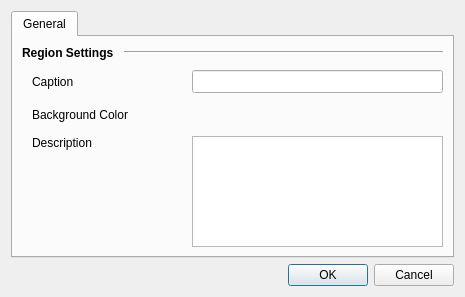
Qt form src/Gui/ModelEditors/dialogModelRegionEditor.ui (Atlantic18/skipper-translation) before a commit.
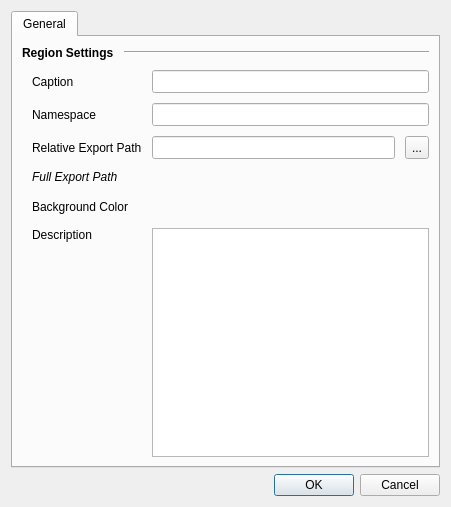
The same form after that commit. Icons and pictures are not drawn. Custom widgets are drawn as their Qt base class.

Diff of the .ui file:
```diff
--- a/src/Gui/ModelEditors/dialogModelRegionEditor.ui
+++ b/src/Gui/ModelEditors/dialogModelRegionEditor.ui
@@ -6,8 +6,8 @@
    <rect>
     <x>0</x>
     <y>0</y>
-    <width>465</width>
-    <height>297</height>
+    <width>451</width>
+    <height>507</height>
    </rect>
   </property>
   <property name="windowTitle">
@@ -69,13 +69,23 @@
         </layout>
        </item>
        <item>
-        <layout class="QGridLayout" name="gridCommon" columnminimumwidth="150,0">
+        <layout class="QGridLayout" name="gridCommon">
          <property name="leftMargin">
           <number>10</number>
          </property>
          <property name="verticalSpacing">
           <number>10</number>
          </property>
+         <item row="0" column="1">
+          <widget class="QLineEdit" name="editCaption">
+           <property name="minimumSize">
+            <size>
+             <width>0</width>
+             <height>23</height>
+            </size>
+           </property>
+          </widget>
+         </item>
          <item row="0" column="0">
           <widget class="QLabel" name="labelCaption">
            <property name="text">
@@ -83,8 +93,15 @@
            </property>
           </widget>
          </item>
-         <item row="0" column="1">
-          <widget class="QLineEdit" name="editCaption">
+         <item row="1" column="0">
+          <widget class="QLabel" name="label">
+           <property name="text">
+            <string>Namespace</string>
+           </property>
+          </widget>
+         </item>
+         <item row="1" column="1">
+          <widget class="Atomix::QtExt::QLineEditNamespace" name="editNamespace">
            <property name="minimumSize">
             <size>
              <width>0</width>
@@ -94,6 +111,20 @@
           </widget>
          </item>
          <item row="2" column="0">
+          <widget class="QLabel" name="labelExportPath">
+           <property name="text">
+            <string>Relative Export Path</string>
+           </property>
+          </widget>
+         </item>
+         <item row="4" column="0">
+          <widget class="QLabel" name="labelBackgroundColor">
+           <property name="text">
+            <string>Background Color</string>
+           </property>
+          </widget>
+         </item>
+         <item row="5" column="0">
           <widget class="QLabel" name="labelDescription">
            <property name="text">
             <string>Description</string>
@@ -103,21 +134,7 @@
            </property>
           </widget>
          </item>
-         <item row="2" column="1">
-          <widget class="QPlainTextEdit" name="editDescription">
-           <property name="tabChangesFocus">
-            <bool>true</bool>
-           </property>
-          </widget>
-         </item>
-         <item row="1" column="0">
-          <widget class="QLabel" name="labelBackgroundColor">
-           <property name="text">
-            <string>Background Color</string>
-           </property>
-          </widget>
-         </item>
-         <item row="1" column="1">
+         <item row="4" column="1">
           <widget class="Atomix::QtGui::QtColorPickerButton" name="widgetBackgroundColor" native="true">
            <property name="minimumSize">
             <size>
@@ -130,6 +147,74 @@
            </property>
           </widget>
          </item>
+         <item row="2" column="1">
+          <layout class="QHBoxLayout" name="horizontalLayout">
+           <item>
+            <widget class="QLineEdit" name="editExportPath">
+             <property name="minimumSize">
+              <size>
+               <width>0</width>
+               <height>23</height>
+              </size>
+             </property>
+            </widget>
+           </item>
+           <item>
+            <widget class="QToolButton" name="btnExportPath">
+             <property name="minimumSize">
+              <size>
+               <width>0</width>
+               <height>23</height>
+              </size>
+             </property>
+             <property name="text">
+              <string notr="true">...</string>
+             </property>
+            </widget>
+           </item>
+          </layout>
+         </item>
+         <item row="5" column="1">
+          <widget class="QPlainTextEdit" name="editDescription">
+           <property name="tabChangesFocus">
+            <bool>true</bool>
+           </property>
+          </widget>
+         </item>
+         <item row="3" column="0">
+          <widget class="QLabel" name="labelFullExportPath">
+           <property name="font">
+            <font>
+             <italic>true</italic>
+            </font>
+           </property>
+           <property name="text">
+            <string>Full Export Path</string>
+           </property>
+          </widget>
+         </item>
+         <item row="3" column="1">
+          <widget class="QLineEdit" name="editFullExportPath">
+           <property name="font">
+            <font>
+             <italic>false</italic>
+            </font>
+           </property>
+           <property name="styleSheet">
+            <string notr="true">background-color: rgba(0, 0, 0, 0);
+color: rgb(0, 0, 0);</string>
+           </property>
+           <property name="text">
+            <string/>
+           </property>
+           <property name="frame">
+            <bool>false</bool>
+           </property>
+           <property name="readOnly">
+            <bool>true</bool>
+           </property>
+          </widget>
+         </item>
         </layout>
        </item>
       </layout>
@@ -161,6 +246,11 @@
    <header location="global">axQt/axQtGui/colorPicker.h</header>
    <container>1</container>
   </customwidget>
+  <customwidget>
+   <class>Atomix::QtExt::QLineEditNamespace</class>
+   <extends>QLineEdit</extends>
+   <header location="global">axQt/axQtGui/lineEditNamespace.h</header>
+  </customwidget>
  </customwidgets>
  <tabstops>
   <tabstop>editCaption</tabstop>
```
Left out of the diff: 6 changed lines with no effect on the pictures.
